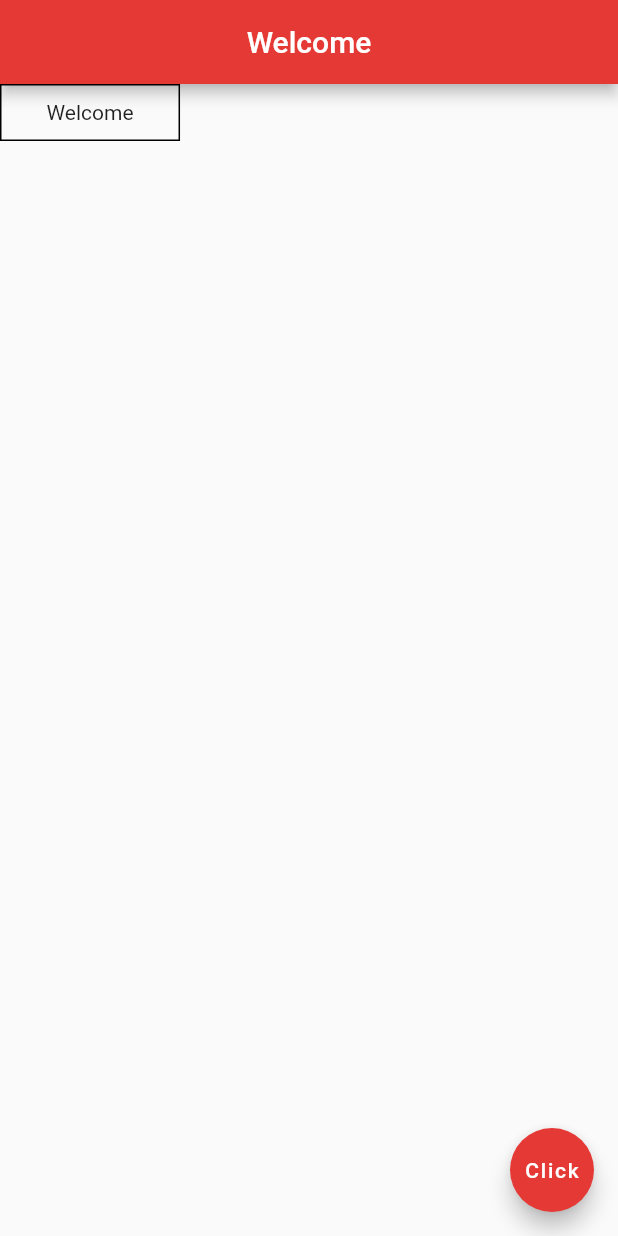
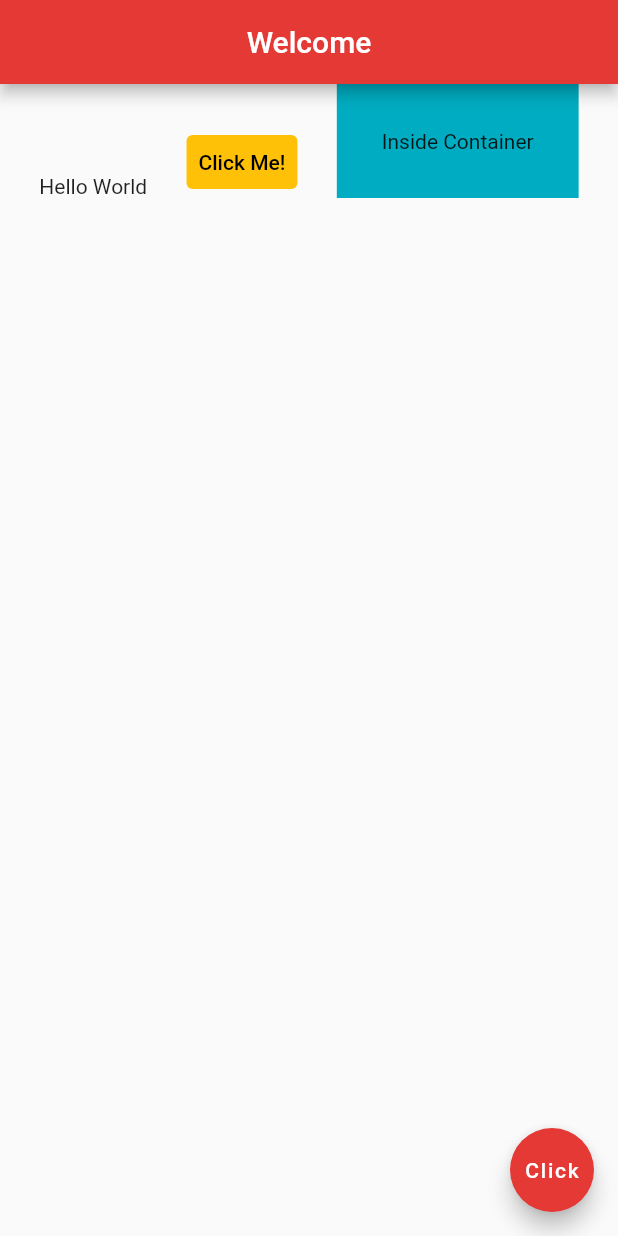
Before and after one commit to faisalhatila/learning-flutter, a Flutter app: the screen it shows after launch, on a phone screen of 412 x 824 dp. Run offline on Flutter 3.47's test engine with Material 2 defaults, Android fonts, the phone set to English and light mode, and no system bars.

Commit message:
learned row

```diff
--- a/lib/main.dart
+++ b/lib/main.dart
@@ -15,11 +15,25 @@ class Home extends StatelessWidget {
         centerTitle: true,
         backgroundColor: Colors.red[600],
       ),
-      body: Container(
-        decoration: BoxDecoration(border: Border.all(color: Colors.black)),
-        padding: EdgeInsets.symmetric(horizontal: 30, vertical: 10),
-        // color: Colors.grey[400],
-        child: Text("Welcome"),
+      body: Row(
+        mainAxisAlignment: MainAxisAlignment.spaceEvenly,
+        crossAxisAlignment: CrossAxisAlignment.end,
+        children: <Widget>[
+          Text("Hello World"),
+          TextButton(
+            onPressed: () => {},
+            child: Text(
+              "Click Me!",
+              style: TextStyle(color: Colors.black),
+            ),
+            style: TextButton.styleFrom(backgroundColor: Colors.amber),
+          ),
+          Container(
+            color: Colors.cyan[600],
+            padding: EdgeInsets.all(30.0),
+            child: Text('Inside Container'),
+          )
+        ],
       ),
       floatingActionButton: FloatingActionButton(
         child: Text("Click"),
```
